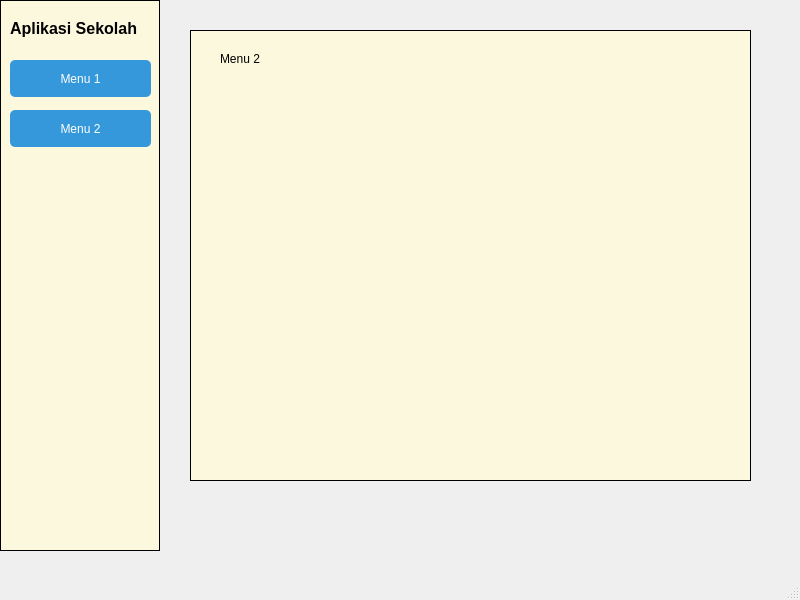
Above: page2.ui from rendipilot/learning-pyside6 before the change. Below: the same form after it.
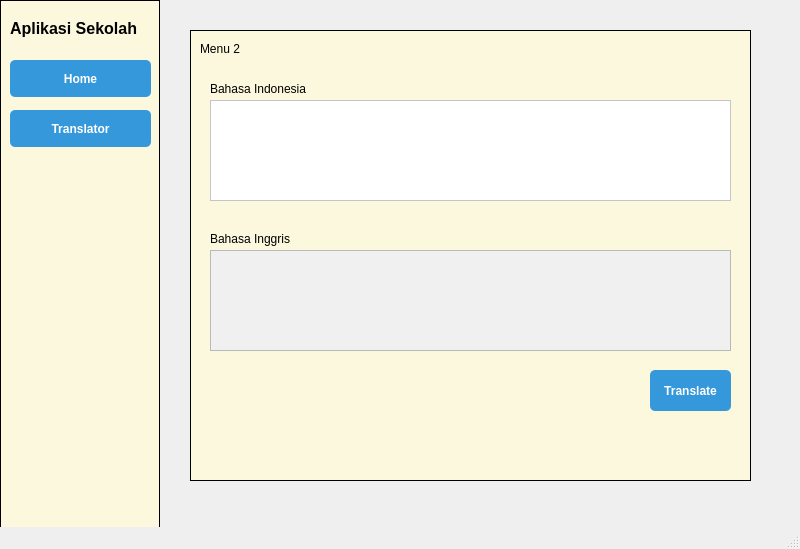
That is the form after the change. The open tabs and pages were chosen to show the change.

Commit message: update ui page2 app and add translator feature

Patch:
```diff
--- a/page2.ui
+++ b/page2.ui
@@ -7,7 +7,7 @@
     <x>0</x>
     <y>0</y>
     <width>800</width>
-    <height>600</height>
+    <height>549</height>
    </rect>
   </property>
   <property name="windowTitle">
@@ -69,6 +69,11 @@
               <verstretch>0</verstretch>
              </sizepolicy>
             </property>
+            <property name="font">
+             <font>
+              <bold>true</bold>
+             </font>
+            </property>
             <property name="styleSheet">
              <string notr="true">QPushButton {
     background-color: #3498db;
@@ -83,7 +88,7 @@
 }</string>
             </property>
             <property name="text">
-             <string>Menu 1</string>
+             <string>Home</string>
             </property>
            </widget>
            <widget class="QPushButton" name="btnMenu2">
@@ -101,6 +106,11 @@
               <verstretch>0</verstretch>
              </sizepolicy>
             </property>
+            <property name="font">
+             <font>
+              <bold>true</bold>
+             </font>
+            </property>
             <property name="styleSheet">
              <string notr="true">QPushButton {
     background-color: #3498db;
@@ -115,7 +125,7 @@
 }</string>
             </property>
             <property name="text">
-             <string>Menu 2</string>
+             <string>Translator</string>
             </property>
            </widget>
            <widget class="QLabel" name="label_3">
@@ -185,8 +195,8 @@
          <widget class="QLabel" name="label_2">
           <property name="geometry">
            <rect>
-            <x>30</x>
-            <y>20</y>
+            <x>10</x>
+            <y>10</y>
             <width>54</width>
             <height>17</height>
            </rect>
@@ -195,6 +205,94 @@
            <string>Menu 2</string>
           </property>
          </widget>
+         <widget class="QTextEdit" name="txtIndo">
+          <property name="geometry">
+           <rect>
+            <x>20</x>
+            <y>70</y>
+            <width>521</width>
+            <height>101</height>
+           </rect>
+          </property>
+          <property name="styleSheet">
+           <string notr="true">background: #ffffff
+</string>
+          </property>
+         </widget>
+         <widget class="QTextEdit" name="txtEng">
+          <property name="geometry">
+           <rect>
+            <x>20</x>
+            <y>220</y>
+            <width>521</width>
+            <height>101</height>
+           </rect>
+          </property>
+          <property name="styleSheet">
+           <string notr="true">background: #f0f0f0
+</string>
+          </property>
+          <property name="readOnly">
+           <bool>true</bool>
+          </property>
+         </widget>
+         <widget class="QLabel" name="label_5">
+          <property name="geometry">
+           <rect>
+            <x>20</x>
+            <y>50</y>
+            <width>101</width>
+            <height>17</height>
+           </rect>
+          </property>
+          <property name="text">
+           <string>Bahasa Indonesia</string>
+          </property>
+         </widget>
+         <widget class="QLabel" name="label_6">
+          <property name="geometry">
+           <rect>
+            <x>20</x>
+            <y>200</y>
+            <width>91</width>
+            <height>17</height>
+           </rect>
+          </property>
+          <property name="text">
+           <string>Bahasa Inggris</string>
+          </property>
+         </widget>
+         <widget class="QPushButton" name="btnTranslate">
+          <property name="geometry">
+           <rect>
+            <x>460</x>
+            <y>340</y>
+            <width>81</width>
+            <height>41</height>
+           </rect>
+          </property>
+          <property name="font">
+           <font>
+            <bold>true</bold>
+           </font>
+          </property>
+          <property name="styleSheet">
+           <string notr="true">QPushButton {
+    background-color: #3498db;
+    color: white;
+    border: none;
+    padding: 10px;
+    border-radius: 5px;
+}
+
+QPushButton:hover {
+    background-color: #2980b9;
+}</string>
+          </property>
+          <property name="text">
+           <string>Translate</string>
+          </property>
+         </widget>
         </widget>
        </widget>
       </widget>
```
Left out of the diff: 33 changed lines with no effect on the pictures. The commit also changes 2 other files.
